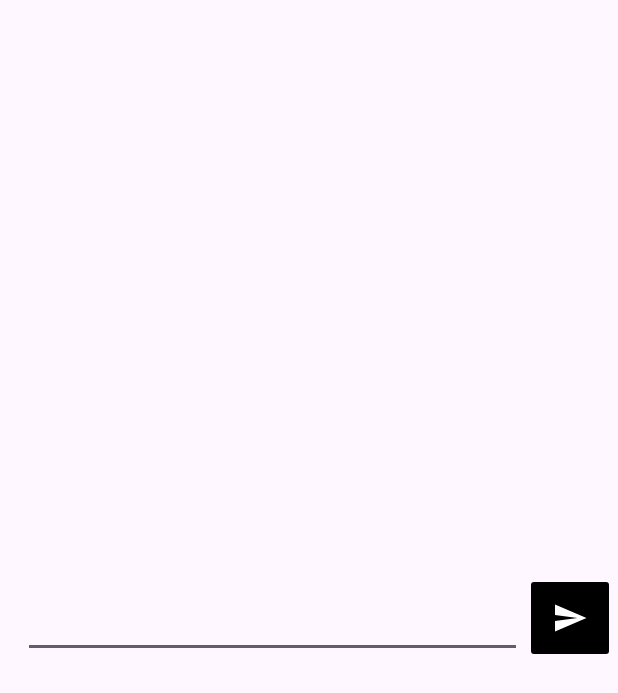
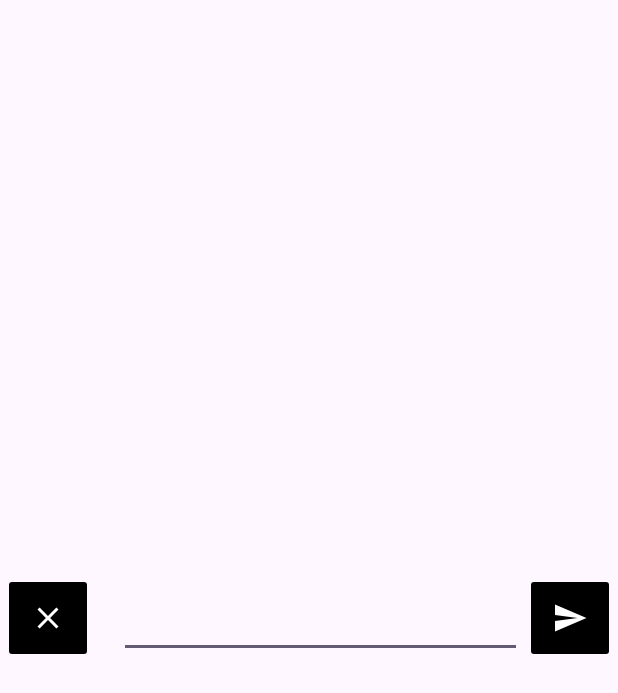
Before and after one commit to helagro/android-file-reader, an Android app: the screen it shows after launch (MainActivity), on a phone screen of 412 x 824 dp. Shown: the top 693 px of the screen. Run offline under Robolectric (Android 15) with nearby library versions, the phone set to English and light mode, and no system bars; 1 statement that could not run was skipped.

Commit message:
Add clear btn

```diff
--- a/app/src/main/java/se/helagro/filereader/MainActivity.kt
+++ b/app/src/main/java/se/helagro/filereader/MainActivity.kt
@@ -56,6 +56,10 @@ class MainActivity : AppCompatActivity() {
 
         sendBtn.setOnClickListener {
             onSendBtnClicked()
+        }
+        val clearBtn = findViewById<ImageButton>(R.id.clear_btn)
+        clearBtn.setOnClickListener {
+            textInput.setText("")
         }
     }
 
--- /dev/null
+++ b/app/src/main/res/drawable/close.xml
@@ -0,0 +1,5 @@
+<vector android:height="24dp" android:tint="#ffffff"
+    android:viewportHeight="24" android:viewportWidth="24"
+    android:width="24dp" xmlns:android="http://schemas.android.com/apk/res/android">
+    <path android:fillColor="@android:color/white" android:pathData="M19,6.41L17.59,5 12,10.59 6.41,5 5,6.41 10.59,12 5,17.59 6.41,19 12,13.41 17.59,19 19,17.59 13.41,12z"/>
+</vector>
--- a/app/src/main/res/layout/activity_main.xml
+++ b/app/src/main/res/layout/activity_main.xml
@@ -5,16 +5,26 @@
     android:layout_height="match_parent"
     tools:context=".MainActivity">
 
+    <ImageButton
+        android:id="@+id/clear_btn"
+        android:layout_width="wrap_content"
+        android:layout_height="60dp"
+        android:layout_alignParentStart="true"
+        android:layout_centerVertical="true"
+        android:layout_margin="2dp"
+        android:backgroundTint="#000"
+        android:paddingHorizontal="18dp"
+        android:src="@drawable/close" />
 
     <EditText
         android:id="@+id/inputField"
         android:layout_width="0dp"
         android:layout_height="wrap_content"
-        android:layout_alignParentStart="true"
         android:layout_centerInParent="true"
         android:layout_marginStart="15dp"
         android:layout_marginBottom="10dp"
         android:layout_toStartOf="@id/sendBtn"
+        android:layout_toEndOf="@id/clear_btn"
         android:imeOptions="actionSend"
         android:inputType="textMultiLine"
         android:textSize="24sp">
```
